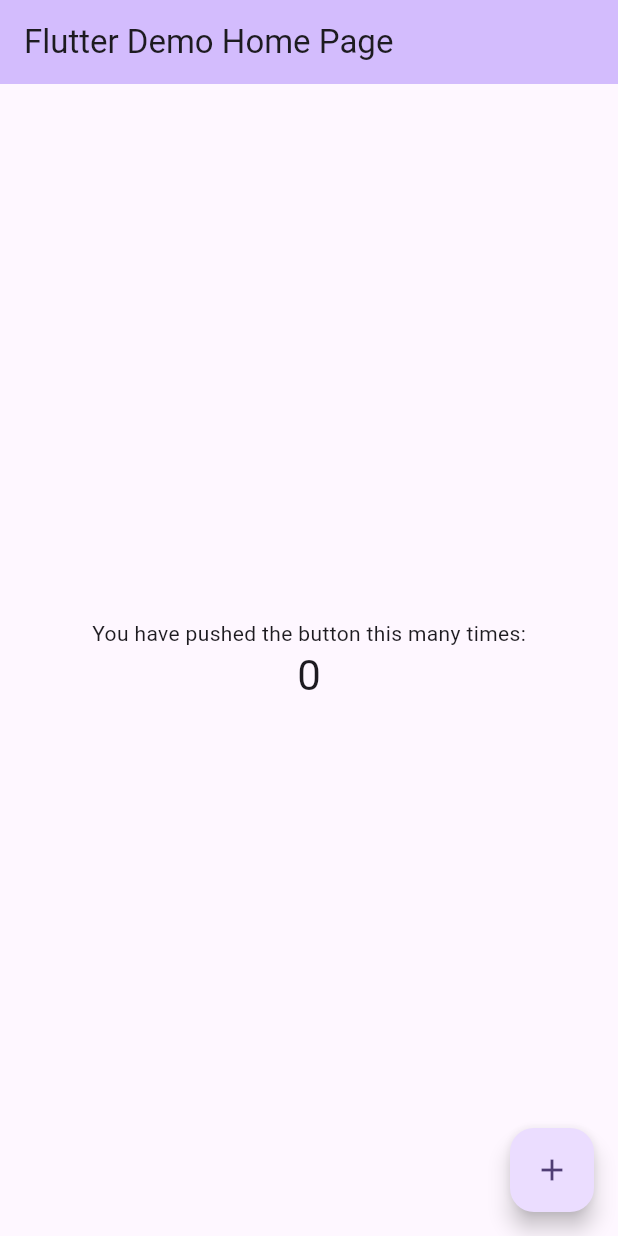
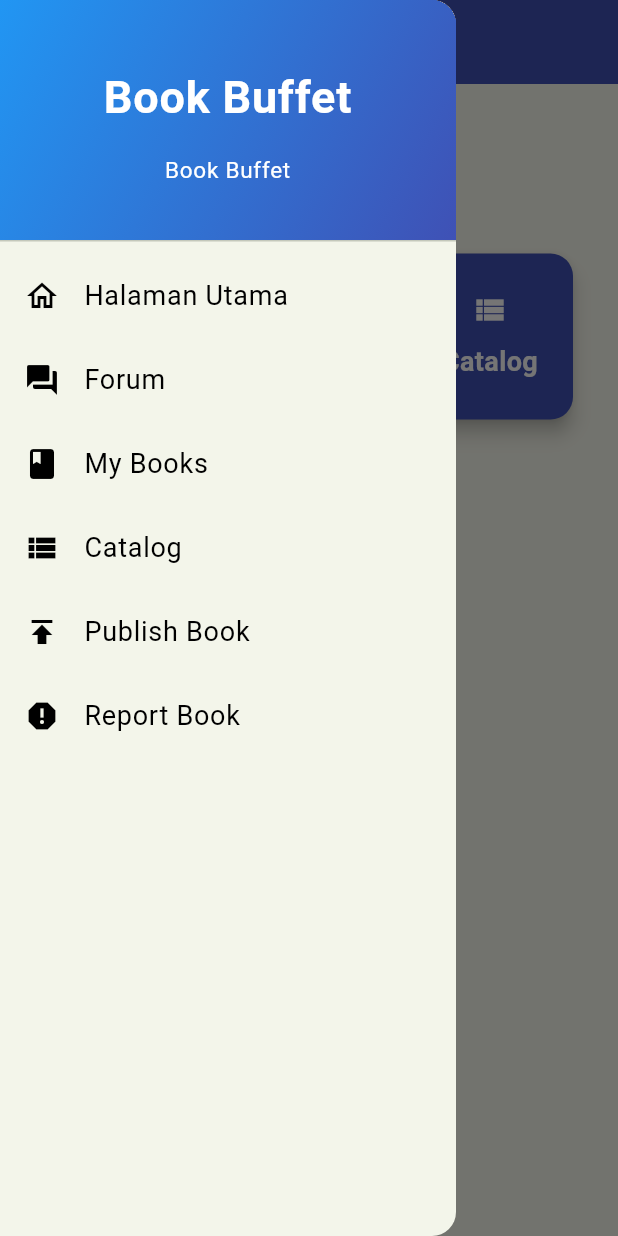
Before and after one commit to pbp-c12-gacor/BookBuffet-mobile, a Flutter app: the screen it shows after launch, with the side drawer open (before the commit the screen has no drawer), on a phone screen of 412 x 824 dp. Run offline on Flutter 3.47's test engine with Material 2 defaults, Android fonts, the phone set to English and light mode, and no system bars.

Commit message:
update:add some stuff

```diff
--- /dev/null
+++ b/lib/home/home.dart
@@ -0,0 +1,60 @@
+import 'package:bookbuffet/main.dart';
+import 'package:bookbuffet/widgets/left-drawer.dart';
+import 'package:bookbuffet/widgets/menu-card.dart';
+import 'package:flutter/material.dart';
+
+class MyHomePage extends StatelessWidget {
+  MyHomePage({Key? key}) : super(key: key);
+  final List<MenuItem> items = [
+    MenuItem("Forum", Icons.forum, Colors.orange.shade300),
+    MenuItem("My Books", Icons.book, Colors.orange.shade500),
+    MenuItem("Catalog", Icons.view_list, Colors.orange.shade700),
+    MenuItem("Publish Book", Icons.publish, Colors.orange.shade700),
+    MenuItem("Report Book", Icons.report, Colors.orange.shade700),
+  ];
+
+  @override
+  Widget build(BuildContext context) {
+    return Scaffold(
+      appBar: AppBar(
+        title: const Text(
+          'Book Buffet',
+          style: TextStyle(color: Colors.white),
+        ),
+        backgroundColor: Colors.indigo,
+      ),
+      drawer: const LeftDrawer(),
+      body: Padding(
+        padding: const EdgeInsets.all(10.0),
+        child: Column(
+          children: <Widget>[
+            const Padding(
+              padding: EdgeInsets.only(top: 20.0, bottom: 20.0),
+              child: Text(
+                'Book Buffet',
+                textAlign: TextAlign.center,
+                style: TextStyle(
+                  fontSize: 30,
+                  fontWeight: FontWeight.bold,
+                  color: Colors.indigo,
+                ),
+              ),
+            ),
+            Expanded(
+              child: GridView.count(
+                primary: false,
+                padding: const EdgeInsets.all(20),
+                crossAxisSpacing: 10,
+                mainAxisSpacing: 10,
+                crossAxisCount: 3, // Anda bisa mengubah nilai ini
+                children: items.map((MenuItem item) {
+                  return MenuCard(item);
+                }).toList(),
+              ),
+            ),
+          ],
+        ),
+      ),
+    );
+  }
+}
--- a/lib/main.dart
+++ b/lib/main.dart
@@ -1,125 +1,23 @@
+import 'package:bookbuffet/home/home.dart';
 import 'package:flutter/material.dart';
 
 void main() {
   runApp(const MyApp());
 }
 
+const color = Color(0xfff3f2ec);
+
 class MyApp extends StatelessWidget {
   const MyApp({super.key});
-
-  // This widget is the root of your application.
   @override
   Widget build(BuildContext context) {
     return MaterialApp(
-      title: 'Flutter Demo',
+      title: 'Book Buffet',
       theme: ThemeData(
-        // This is the theme of your application.
-        //
-        // TRY THIS: Try running your application with "flutter run". You'll see
-        // the application has a blue toolbar. Then, without quitting the app,
-        // try changing the seedColor in the colorScheme below to Colors.green
-        // and then invoke "hot reload" (save your changes or press the "hot
-        // reload" button in a Flutter-supported IDE, or press "r" if you used
-        // the command line to start the app).
-        //
-        // Notice that the counter didn't reset back to zero; the application
-        // state is not lost during the reload. To reset the state, use hot
-        // restart instead.
-        //
-        // This works for code too, not just values: Most code changes can be
-        // tested with just a hot reload.
-        colorScheme: ColorScheme.fromSeed(seedColor: Colors.deepPurple),
+        colorScheme: ColorScheme.fromSeed(seedColor: color),
         useMaterial3: true,
       ),
-      home: const MyHomePage(title: 'Flutter Demo Home Page'),
+      home: MyHomePage(),
     );
   }
 }
-
-class MyHomePage extends StatefulWidget {
-  const MyHomePage({super.key, required this.title});
-
-  // This widget is the home page of your application. It is stateful, meaning
-  // that it has a State object (defined below) that contains fields that affect
-  // how it looks.
-
-  // This class is the configuration for the state. It holds the values (in this
-  // case the title) provided by the parent (in this case the App widget) and
-  // used by the build method of the State. Fields in a Widget subclass are
-  // always marked "final".
-
-  final String title;
-
-  @override
-  State<MyHomePage> createState() => _MyHomePageState();
-}
-
-class _MyHomePageState extends State<MyHomePage> {
-  int _counter = 0;
-
-  void _incrementCounter() {
-    setState(() {
-      // This call to setState tells the Flutter framework that something has
-      // changed in this State, which causes it to rerun the build method below
-      // so that the display can reflect the updated values. If we changed
-      // _counter without calling setState(), then the build method would not be
-      // called again, and so nothing would appear to happen.
-      _counter++;
-    });
-  }
-
-  @override
-  Widget build(BuildContext context) {
-    // This method is rerun every time setState is called, for instance as done
-    // by the _incrementCounter method above.
-    //
-    // The Flutter framework has been optimized to make rerunning build methods
-    // fast, so that you can just rebuild anything that needs updating rather
-    // than having to individually change instances of widgets.
-    return Scaffold(
-      appBar: AppBar(
-        // TRY THIS: Try changing the color here to a specific color (to
-        // Colors.amber, perhaps?) and trigger a hot reload to see the AppBar
-        // change color while the other colors stay the same.
-        backgroundColor: Theme.of(context).colorScheme.inversePrimary,
-        // Here we take the value from the MyHomePage object that was created by
-        // the App.build method, and use it to set our appbar title.
-        title: Text(widget.title),
-      ),
-      body: Center(
-        // Center is a layout widget. It takes a single child and positions it
-        // in the middle of the parent.
-        child: Column(
-          // Column is also a layout widget. It takes a list of children and
-          // arranges them vertically. By default, it sizes itself to fit its
-          // children horizontally, and tries to be as tall as its parent.
-          //
-          // Column has various properties to control how it sizes itself and
-          // how it positions its children. Here we use mainAxisAlignment to
-          // center the children vertically; the main axis here is the vertical
-          // axis because Columns are vertical (the cross axis would be
-          // horizontal).
-          //
-          // TRY THIS: Invoke "debug painting" (choose the "Toggle Debug Paint"
-          // action in the IDE, or press "p" in the console), to see the
-          // wireframe for each widget.
-          mainAxisAlignment: MainAxisAlignment.center,
-          children: <Widget>[
-            const Text(
-              'You have pushed the button this many times:',
-            ),
-            Text(
-              '$_counter',
-              style: Theme.of(context).textTheme.headlineMedium,
-            ),
-          ],
-        ),
-      ),
-      floatingActionButton: FloatingActionButton(
-        onPressed: _incrementCounter,
-        tooltip: 'Increment',
-        child: const Icon(Icons.add),
-      ), // This trailing comma makes auto-formatting nicer for build methods.
-    );
-  }
-}
--- /dev/null
+++ b/lib/widgets/left-drawer.dart
@@ -0,0 +1,104 @@
+import 'package:bookbuffet/home/home.dart';
+import 'package:bookbuffet/main.dart';
+import 'package:flutter/material.dart';
+
+class LeftDrawer extends StatelessWidget {
+  const LeftDrawer({Key? key}) : super(key: key);
+
+  @override
+  Widget build(BuildContext context) {
+    return Drawer(
+      child: ListView(
+        children: [
+          const DrawerHeader(
+            decoration: BoxDecoration(
+              gradient: LinearGradient(
+                colors: [Colors.blue, Colors.indigo],
+                begin: Alignment.topLeft,
+                end: Alignment.bottomRight,
+              ),
+            ),
+            child: Center(
+              child: Column(
+                mainAxisAlignment: MainAxisAlignment.center,
+                children: [
+                  Text(
+                    'Book Buffet',
+                    textAlign: TextAlign.center,
+                    style: TextStyle(
+                      fontSize: 30,
+                      fontWeight: FontWeight.bold,
+                      color: Colors.white,
+                    ),
+                  ),
+                  SizedBox(height: 15),
+                  Text(
+                    "Book Buffet",
+                    textAlign: TextAlign.center,
+                    style: TextStyle(
+                      fontSize: 15,
+                      color: Colors.white,
+                      fontWeight: FontWeight.normal,
+                    ),
+                  ),
+                ],
+              ),
+            ),
+          ),
+          ListTile(
+            leading: const Icon(Icons.home_outlined, color: Colors.black),
+            title: const Text('Halaman Utama',
+                style: TextStyle(color: Colors.black, fontSize: 18)),
+            onTap: () {
+              Navigator.pushReplacement(
+                  context,
+                  MaterialPageRoute(
+                    builder: (context) => MyHomePage(),
+                  ));
+            },
+          ),
+          ListTile(
+            leading: const Icon(Icons.forum, color: Colors.black),
+            title: const Text('Forum',
+                style: TextStyle(color: Colors.black, fontSize: 18)),
+            onTap: () {
+              // Navigasi ke halaman Forum
+            },
+          ),
+          ListTile(
+            leading: const Icon(Icons.book, color: Colors.black),
+            title: const Text('My Books',
+                style: TextStyle(color: Colors.black, fontSize: 18)),
+            onTap: () {
+              // Navigasi ke halaman My Books
+            },
+          ),
+          ListTile(
+            leading: const Icon(Icons.view_list, color: Colors.black),
+            title: const Text('Catalog',
+                style: TextStyle(color: Colors.black, fontSize: 18)),
+            onTap: () {
+              // Navigasi ke halaman Catalog
+            },
+          ),
+          ListTile(
+            leading: const Icon(Icons.publish, color: Colors.black),
+            title: const Text('Publish Book',
+                style: TextStyle(color: Colors.black, fontSize: 18)),
+            onTap: () {
+              // Navigasi ke halaman Publish Book
+            },
+          ),
+          ListTile(
+            leading: const Icon(Icons.report, color: Colors.black),
+            title: const Text('Report Book',
+                style: TextStyle(color: Colors.black, fontSize: 18)),
+            onTap: () {
+              // Navigasi ke halaman Report Book
+            },
+          ),
+        ],
+      ),
+    );
+  }
+}
--- /dev/null
+++ b/lib/widgets/menu-card.dart
@@ -0,0 +1,58 @@
+import 'package:flutter/material.dart';
+
+class MenuItem {
+  final String name;
+  final IconData icon;
+  final Color color;
+
+  MenuItem(this.name, this.icon, this.color);
+}
+
+class MenuCard extends StatelessWidget {
+  final MenuItem item;
+
+  const MenuCard(this.item, {Key? key}) : super(key: key); // Constructor
+
+  @override
+  Widget build(BuildContext context) {
+    return Material(
+      color: Colors.indigo,
+      elevation: 5.0,
+      borderRadius: BorderRadius.circular(15.0),
+      child: InkWell(
+        borderRadius: BorderRadius.circular(15.0),
+        onTap: () {
+          ScaffoldMessenger.of(context)
+            ..hideCurrentSnackBar()
+            ..showSnackBar(SnackBar(
+                content: Text("Kamu telah menekan tombol ${item.name}!")));
+        },
+        child: Container(
+          padding: const EdgeInsets.all(16),
+          child: Center(
+            child: Column(
+              mainAxisAlignment: MainAxisAlignment.center,
+              children: [
+                Icon(
+                  item.icon,
+                  color: Colors.white,
+                  size: 24.0, // Anda bisa mengubah nilai ini
+                ),
+                const SizedBox(height: 10),
+                Text(
+                  item.name,
+                  textAlign: TextAlign.center,
+                  style: const TextStyle(
+                    color: Colors.white,
+                    fontSize: 18,
+                    fontWeight: FontWeight.bold,
+                  ),
+                ),
+              ],
+            ),
+          ),
+        ),
+      ),
+    );
+  }
+}
```
